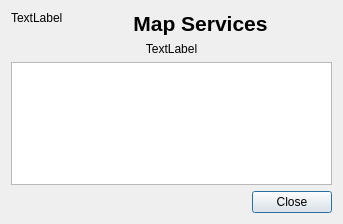
Old version of the form src/about_dialog_base.ui in the repository nextgis/quickmapservices.
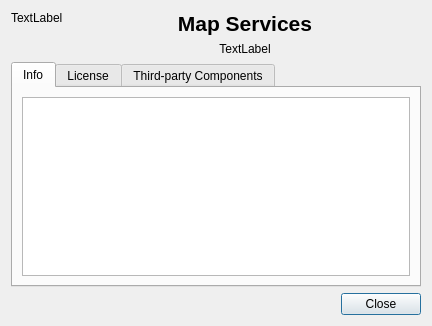
New version of the form.

Commit message: Update About window

What changed in the file:
```diff
--- a/src/about_dialog_base.ui
+++ b/src/about_dialog_base.ui
@@ -6,38 +6,14 @@
    <rect>
     <x>0</x>
     <y>0</y>
-    <width>343</width>
-    <height>224</height>
+    <width>432</width>
+    <height>326</height>
    </rect>
   </property>
   <property name="windowTitle">
    <string>About Map Services</string>
   </property>
-  <layout class="QGridLayout" name="gridLayout" columnstretch="0,5">
-   <item row="0" column="0">
-    <widget class="QLabel" name="lblLogo">
-     <property name="text">
-      <string>TextLabel</string>
-     </property>
-     <property name="alignment">
-      <set>Qt::AlignLeading|Qt::AlignLeft|Qt::AlignTop</set>
-     </property>
-    </widget>
-   </item>
-   <item row="0" column="1">
-    <widget class="QLabel" name="label">
-     <property name="text">
-      <string>&lt;!DOCTYPE HTML PUBLIC &quot;-//W3C//DTD HTML 4.0//EN&quot; &quot;http://www.w3.org/TR/REC-html40/strict.dtd&quot;&gt;
-&lt;html&gt;&lt;head&gt;&lt;meta name=&quot;qrichtext&quot; content=&quot;1&quot; /&gt;&lt;style type=&quot;text/css&quot;&gt;
-p, li { white-space: pre-wrap; }
-&lt;/style&gt;&lt;/head&gt;&lt;body style=&quot; font-family:'Droid Sans'; font-size:9pt; font-weight:400; font-style:normal;&quot;&gt;
-&lt;p align=&quot;center&quot; style=&quot; margin-top:0px; margin-bottom:0px; margin-left:0px; margin-right:0px; -qt-block-indent:0; text-indent:0px;&quot;&gt;&lt;span style=&quot; font-size:16pt; font-weight:600;&quot;&gt;Map Services&lt;/span&gt;&lt;/p&gt;&lt;/body&gt;&lt;/html&gt;</string>
-     </property>
-     <property name="alignment">
-      <set>Qt::AlignCenter</set>
-     </property>
-    </widget>
-   </item>
+  <layout class="QGridLayout" name="gridLayout">
    <item row="3" column="0" colspan="2">
     <widget class="QDialogButtonBox" name="buttonBox">
      <property name="orientation">
@@ -48,24 +24,97 @@
      </property>
     </widget>
    </item>
+   <item row="0" column="1">
+    <widget class="QLabel" name="label">
+     <property name="text">
+      <string>&lt;!DOCTYPE HTML PUBLIC &quot;-//W3C//DTD HTML 4.0//EN&quot; &quot;http://www.w3.org/TR/REC-html40/strict.dtd&quot;&gt;
+&lt;html&gt;&lt;head&gt;&lt;meta name=&quot;qrichtext&quot; content=&quot;1&quot; /&gt;&lt;style type=&quot;text/css&quot;&gt;
+p, li { white-space: pre-wrap; }
+&lt;/style&gt;&lt;/head&gt;&lt;body style=&quot; font-family:'Droid Sans'; font-size:9pt; font-weight:400; font-style:normal;&quot;&gt;
+&lt;p align=&quot;center&quot; style=&quot; margin-top:0px; margin-bottom:0px; margin-left:0px; margin-right:0px; -qt-block-indent:0; text-indent:0px;&quot;&gt;&lt;span style=&quot; font-size:16pt; font-weight:600;&quot;&gt;Map Services&lt;/span&gt;&lt;/p&gt;&lt;/body&gt;&lt;/html&gt;</string>
+     </property>
+     <property name="alignment">
+      <set>Qt::AlignCenter</set>
+     </property>
+    </widget>
+   </item>
+   <item row="0" column="0">
+    <widget class="QLabel" name="lblLogo">
+     <property name="sizePolicy">
+      <sizepolicy hsizetype="Fixed" vsizetype="Preferred">
+       <horstretch>0</horstretch>
+       <verstretch>0</verstretch>
+      </sizepolicy>
+     </property>
+     <property name="text">
+      <string>TextLabel</string>
+     </property>
+     <property name="alignment">
+      <set>Qt::AlignLeading|Qt::AlignLeft|Qt::AlignTop</set>
+     </property>
+    </widget>
+   </item>
    <item row="2" column="0" colspan="2">
-    <widget class="QTextBrowser" name="textBrowser">
-     <property name="readOnly">
-      <bool>true</bool>
+    <widget class="QTabWidget" name="tabWidget">
+     <property name="currentIndex">
+      <number>0</number>
      </property>
-     <property name="html">
-      <string>&lt;!DOCTYPE HTML PUBLIC &quot;-//W3C//DTD HTML 4.0//EN&quot; &quot;http://www.w3.org/TR/REC-html40/strict.dtd&quot;&gt;
+     <property name="movable">
+      <bool>false</bool>
+     </property>
+     <widget class="QWidget" name="tabInfo">
+      <attribute name="title">
+       <string>Info</string>
+      </attribute>
+      <layout class="QVBoxLayout" name="verticalLayout">
+       <item>
+        <widget class="QTextBrowser" name="tbInfo">
+         <property name="readOnly">
+          <bool>true</bool>
+         </property>
+         <property name="html">
+          <string>&lt;!DOCTYPE HTML PUBLIC &quot;-//W3C//DTD HTML 4.0//EN&quot; &quot;http://www.w3.org/TR/REC-html40/strict.dtd&quot;&gt;
 &lt;html&gt;&lt;head&gt;&lt;meta name=&quot;qrichtext&quot; content=&quot;1&quot; /&gt;&lt;style type=&quot;text/css&quot;&gt;
 p, li { white-space: pre-wrap; }
 &lt;/style&gt;&lt;/head&gt;&lt;body style=&quot; font-family:'Sans Serif'; font-size:10pt; font-weight:400; font-style:normal;&quot;&gt;
 &lt;p style=&quot;-qt-paragraph-type:empty; margin-top:0px; margin-bottom:0px; margin-left:0px; margin-right:0px; -qt-block-indent:0; text-indent:0px; font-size:9pt;&quot;&gt;&lt;br /&gt;&lt;/p&gt;&lt;/body&gt;&lt;/html&gt;</string>
-     </property>
-     <property name="textInteractionFlags">
-      <set>Qt::LinksAccessibleByMouse|Qt::TextSelectableByMouse</set>
-     </property>
+         </property>
+         <property name="textInteractionFlags">
+          <set>Qt::LinksAccessibleByMouse|Qt::TextSelectableByMouse</set>
+         </property>
+        </widget>
+       </item>
+      </layout>
+     </widget>
+     <widget class="QWidget" name="tabLicense">
+      <attribute name="title">
+       <string>License</string>
+      </attribute>
+      <layout class="QVBoxLayout" name="verticalLayout_2">
+       <item>
+        <widget class="QTextBrowser" name="tbLicense">
+         <property name="source">
+          <url>
+           <string>file://license</string>
+          </url>
+         </property>
+        </widget>
+       </item>
+      </layout>
+     </widget>
+     <widget class="QWidget" name="tab3rd">
+      <attribute name="title">
+       <string>Third-party Components</string>
+      </attribute>
+      <layout class="QVBoxLayout" name="verticalLayout_3">
+       <item>
+        <widget class="QTextBrowser" name="tb3rd"/>
+       </item>
+      </layout>
+     </widget>
     </widget>
    </item>
-   <item row="1" column="0" colspan="2">
+   <item row="1" column="1">
     <widget class="QLabel" name="lblVersion">
      <property name="text">
       <string>TextLabel</string>
```
The commit also changes 2 other files.
